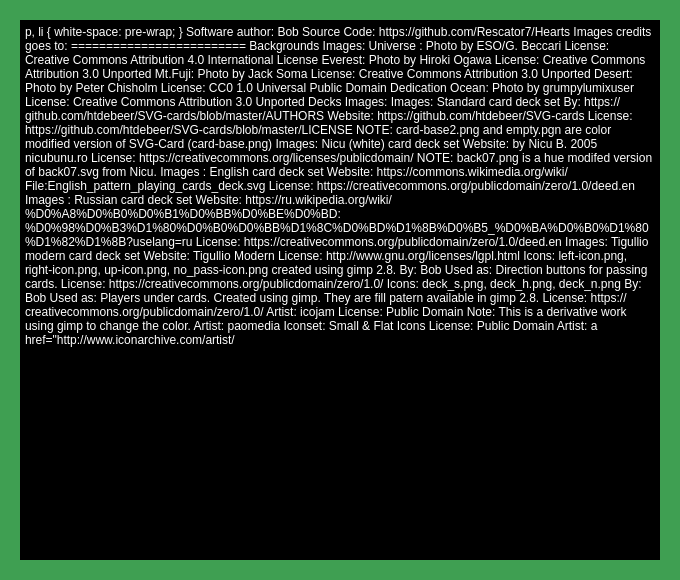
Rescator7/Hearts, file credits.ui: the form before one commit.
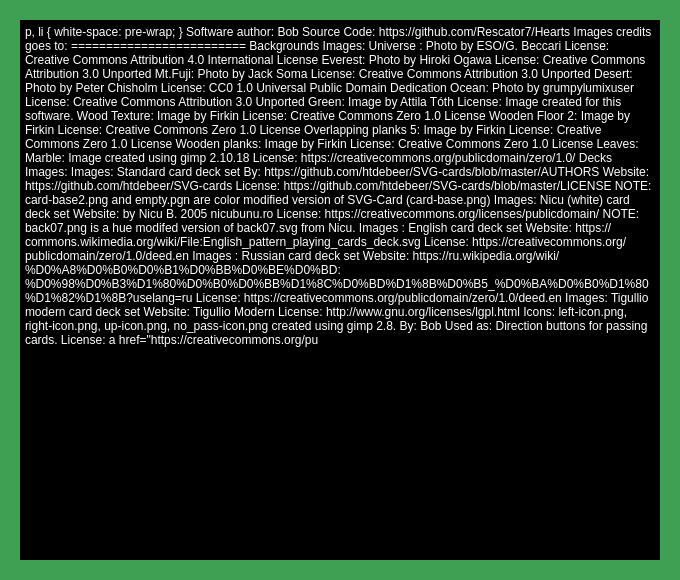
The form after the commit. Icons and pictures are not drawn.

```diff
--- a/credits.ui
+++ b/credits.ui
@@ -166,6 +166,15 @@
        </color>
       </brush>
      </colorrole>
+     <colorrole role="PlaceholderText">
+      <brush brushstyle="NoBrush">
+       <color alpha="128">
+        <red>0</red>
+        <green>0</green>
+        <blue>0</blue>
+       </color>
+      </brush>
+     </colorrole>
     </active>
     <inactive>
      <colorrole role="WindowText">
@@ -303,6 +312,15 @@
        </color>
       </brush>
      </colorrole>
+     <colorrole role="PlaceholderText">
+      <brush brushstyle="NoBrush">
+       <color alpha="128">
+        <red>0</red>
+        <green>0</green>
+        <blue>0</blue>
+       </color>
+      </brush>
+     </colorrole>
     </inactive>
     <disabled>
      <colorrole role="WindowText">
@@ -440,6 +458,15 @@
        </color>
       </brush>
      </colorrole>
+     <colorrole role="PlaceholderText">
+      <brush brushstyle="NoBrush">
+       <color alpha="128">
+        <red>0</red>
+        <green>0</green>
+        <blue>0</blue>
+       </color>
+      </brush>
+     </colorrole>
     </disabled>
    </palette>
   </property>
@@ -623,6 +650,15 @@
         </color>
        </brush>
       </colorrole>
+      <colorrole role="PlaceholderText">
+       <brush brushstyle="NoBrush">
+        <color alpha="128">
+         <red>255</red>
+         <green>255</green>
+         <blue>255</blue>
+        </color>
+       </brush>
+      </colorrole>
      </active>
      <inactive>
       <colorrole role="WindowText">
@@ -769,6 +805,15 @@
         </color>
        </brush>
       </colorrole>
+      <colorrole role="PlaceholderText">
+       <brush brushstyle="NoBrush">
+        <color alpha="128">
+         <red>255</red>
+         <green>255</green>
+         <blue>255</blue>
+        </color>
+       </brush>
+      </colorrole>
      </inactive>
      <disabled>
       <colorrole role="WindowText">
@@ -915,6 +960,15 @@
         </color>
        </brush>
       </colorrole>
+      <colorrole role="PlaceholderText">
+       <brush brushstyle="NoBrush">
+        <color alpha="128">
+         <red>255</red>
+         <green>255</green>
+         <blue>255</blue>
+        </color>
+       </brush>
+      </colorrole>
      </disabled>
     </palette>
    </property>
@@ -950,6 +1004,25 @@
 &lt;p style=&quot; margin-top:0px; margin-bottom:0px; margin-left:0px; margin-right:0px; -qt-block-indent:0; text-indent:0px;&quot;&gt;&lt;span style=&quot; font-weight:600;&quot;&gt;Ocean: &lt;/span&gt;Photo by&lt;span style=&quot; font-weight:600;&quot;&gt; &lt;/span&gt;&lt;a href=&quot;https://commons.wikimedia.org/wiki/File:%22_Palm_%22_Beach._Port_Douglas._-_panoramio.jpg&quot;&gt;&lt;span style=&quot; text-decoration: underline; color:#5555ff;&quot;&gt;grumpylumixuser&lt;/span&gt;&lt;/a&gt;&lt;/p&gt;
 &lt;p style=&quot; margin-top:0px; margin-bottom:0px; margin-left:0px; margin-right:0px; -qt-block-indent:0; text-indent:0px;&quot;&gt;License: &lt;a href=&quot;https://creativecommons.org/licenses/by/3.0/deed.en&quot;&gt;&lt;span style=&quot; text-decoration: underline; color:#5555ff;&quot;&gt;Creative Commons Attribution 3.0 Unported&lt;/span&gt;&lt;/a&gt;&lt;/p&gt;
 &lt;p style=&quot;-qt-paragraph-type:empty; margin-top:0px; margin-bottom:0px; margin-left:0px; margin-right:0px; -qt-block-indent:0; text-indent:0px;&quot;&gt;&lt;br /&gt;&lt;/p&gt;
+&lt;p style=&quot; margin-top:0px; margin-bottom:0px; margin-left:0px; margin-right:0px; -qt-block-indent:0; text-indent:0px;&quot;&gt;&lt;span style=&quot; font-weight:600;&quot;&gt;Green: &lt;/span&gt;Image by &lt;a href=&quot;https://github.com/Rescator7/Hearts/issues/4&quot;&gt;&lt;span style=&quot; text-decoration: underline; color:#5555ff;&quot;&gt;Attila Tóth&lt;/span&gt;&lt;/a&gt;&lt;/p&gt;
+&lt;p style=&quot; margin-top:0px; margin-bottom:0px; margin-left:0px; margin-right:0px; -qt-block-indent:0; text-indent:0px;&quot;&gt;License:  Image created for this software.&lt;/p&gt;
+&lt;p style=&quot;-qt-paragraph-type:empty; margin-top:0px; margin-bottom:0px; margin-left:0px; margin-right:0px; -qt-block-indent:0; text-indent:0px;&quot;&gt;&lt;br /&gt;&lt;/p&gt;
+&lt;p style=&quot; margin-top:0px; margin-bottom:0px; margin-left:0px; margin-right:0px; -qt-block-indent:0; text-indent:0px;&quot;&gt;&lt;span style=&quot; font-weight:600;&quot;&gt;Wood Texture: &lt;/span&gt;Image by &lt;a href=&quot;https://openclipart.org/detail/299936/wood-texture&quot;&gt;&lt;span style=&quot; text-decoration: underline; color:#5555ff;&quot;&gt;Firkin&lt;/span&gt;&lt;/a&gt;&lt;/p&gt;
+&lt;p style=&quot; margin-top:0px; margin-bottom:0px; margin-left:0px; margin-right:0px; -qt-block-indent:0; text-indent:0px;&quot;&gt;License: &lt;a href=&quot;https://creativecommons.org/publicdomain/zero/1.0/&quot;&gt;&lt;span style=&quot; text-decoration: underline; color:#5555ff;&quot;&gt;Creative Commons Zero 1.0 License&lt;/span&gt;&lt;/a&gt;&lt;/p&gt;
+&lt;p style=&quot;-qt-paragraph-type:empty; margin-top:0px; margin-bottom:0px; margin-left:0px; margin-right:0px; -qt-block-indent:0; text-indent:0px;&quot;&gt;&lt;br /&gt;&lt;/p&gt;
+&lt;p style=&quot; margin-top:0px; margin-bottom:0px; margin-left:0px; margin-right:0px; -qt-block-indent:0; text-indent:0px;&quot;&gt;&lt;span style=&quot; font-weight:600;&quot;&gt;Wooden Floor 2:&lt;/span&gt; Image by &lt;a href=&quot;https://openclipart.org/detail/267070/wooden-floor-2&quot;&gt;&lt;span style=&quot; text-decoration: underline; color:#5555ff;&quot;&gt;Firkin&lt;/span&gt;&lt;/a&gt;&lt;/p&gt;
+&lt;p style=&quot; margin-top:0px; margin-bottom:0px; margin-left:0px; margin-right:0px; -qt-block-indent:0; text-indent:0px;&quot;&gt;License: &lt;a href=&quot;https://creativecommons.org/publicdomain/zero/1.0/&quot;&gt;&lt;span style=&quot; text-decoration: underline; color:#5555ff;&quot;&gt;Creative Commons Zero 1.0 License&lt;/span&gt;&lt;/a&gt;&lt;/p&gt;
+&lt;p style=&quot;-qt-paragraph-type:empty; margin-top:0px; margin-bottom:0px; margin-left:0px; margin-right:0px; -qt-block-indent:0; text-indent:0px;&quot;&gt;&lt;br /&gt;&lt;/p&gt;
+&lt;p style=&quot; margin-top:0px; margin-bottom:0px; margin-left:0px; margin-right:0px; -qt-block-indent:0; text-indent:0px;&quot;&gt;&lt;span style=&quot; font-weight:600;&quot;&gt;Overlapping planks 5: &lt;/span&gt;Image by &lt;a href=&quot;https://openclipart.org/detail/269799/overlapping-planks-5&quot;&gt;&lt;span style=&quot; text-decoration: underline; color:#5555ff;&quot;&gt;Firkin&lt;/span&gt;&lt;/a&gt;&lt;/p&gt;
+&lt;p style=&quot; margin-top:0px; margin-bottom:0px; margin-left:0px; margin-right:0px; -qt-block-indent:0; text-indent:0px;&quot;&gt;License: &lt;a href=&quot;https://creativecommons.org/publicdomain/zero/1.0/&quot;&gt;&lt;span style=&quot; text-decoration: underline; color:#5555ff;&quot;&gt;Creative Commons Zero 1.0 License&lt;/span&gt;&lt;/a&gt;&lt;/p&gt;
+&lt;p style=&quot;-qt-paragraph-type:empty; margin-top:0px; margin-bottom:0px; margin-left:0px; margin-right:0px; -qt-block-indent:0; text-indent:0px; font-weight:600;&quot;&gt;&lt;br /&gt;&lt;/p&gt;
+&lt;p style=&quot; margin-top:0px; margin-bottom:0px; margin-left:0px; margin-right:0px; -qt-block-indent:0; text-indent:0px;&quot;&gt;&lt;span style=&quot; font-weight:600;&quot;&gt;Wooden planks: &lt;/span&gt;Image by &lt;a href=&quot;https://openclipart.org/detail/269803/wooden-planks&quot;&gt;&lt;span style=&quot; text-decoration: underline; color:#5555ff;&quot;&gt;Firkin&lt;/span&gt;&lt;/a&gt;&lt;/p&gt;
+&lt;p style=&quot; margin-top:0px; margin-bottom:0px; margin-left:0px; margin-right:0px; -qt-block-indent:0; text-indent:0px;&quot;&gt;License: &lt;a href=&quot;https://creativecommons.org/publicdomain/zero/1.0/&quot;&gt;&lt;span style=&quot; text-decoration: underline; color:#5555ff;&quot;&gt;Creative Commons Zero 1.0 License&lt;/span&gt;&lt;/a&gt;&lt;/p&gt;
+&lt;p style=&quot;-qt-paragraph-type:empty; margin-top:0px; margin-bottom:0px; margin-left:0px; margin-right:0px; -qt-block-indent:0; text-indent:0px; text-decoration: underline; color:#5555ff;&quot;&gt;&lt;br /&gt;&lt;/p&gt;
+&lt;p style=&quot; margin-top:0px; margin-bottom:0px; margin-left:0px; margin-right:0px; -qt-block-indent:0; text-indent:0px;&quot;&gt;&lt;span style=&quot; font-weight:600;&quot;&gt;Leaves:&lt;/span&gt;&lt;/p&gt;
+&lt;p style=&quot; margin-top:0px; margin-bottom:0px; margin-left:0px; margin-right:0px; -qt-block-indent:0; text-indent:0px;&quot;&gt;&lt;span style=&quot; font-weight:600;&quot;&gt;Marble: &lt;/span&gt;Image created using gimp 2.10.18&lt;/p&gt;
+&lt;p style=&quot; margin-top:0px; margin-bottom:0px; margin-left:0px; margin-right:0px; -qt-block-indent:0; text-indent:0px;&quot;&gt;License: &lt;a href=&quot;https://creativecommons.org/publicdomain/zero/1.0/&quot;&gt;&lt;span style=&quot; text-decoration: underline; color:#5555ff;&quot;&gt;https://creativecommons.org/publicdomain/zero/1.0/&lt;/span&gt;&lt;/a&gt;&lt;/p&gt;
+&lt;p style=&quot;-qt-paragraph-type:empty; margin-top:0px; margin-bottom:0px; margin-left:0px; margin-right:0px; -qt-block-indent:0; text-indent:0px;&quot;&gt;&lt;br /&gt;&lt;/p&gt;
 &lt;p style=&quot;-qt-paragraph-type:empty; margin-top:0px; margin-bottom:0px; margin-left:0px; margin-right:0px; -qt-block-indent:0; text-indent:0px;&quot;&gt;&lt;br /&gt;&lt;/p&gt;
 &lt;p style=&quot; margin-top:0px; margin-bottom:0px; margin-left:0px; margin-right:0px; -qt-block-indent:0; text-indent:0px;&quot;&gt;&lt;span style=&quot; font-size:12pt; font-weight:600; text-decoration: underline;&quot;&gt;Decks Images:&lt;/span&gt;&lt;/p&gt;
 &lt;p style=&quot;-qt-paragraph-type:empty; margin-top:0px; margin-bottom:0px; margin-left:0px; margin-right:0px; -qt-block-indent:0; text-indent:0px; text-decoration: underline;&quot;&gt;&lt;br /&gt;&lt;/p&gt;
@@ -962,19 +1035,23 @@
 &lt;p style=&quot; margin-top:0px; margin-bottom:0px; margin-left:0px; margin-right:0px; -qt-block-indent:0; text-indent:0px;&quot;&gt;License: &lt;a href=&quot;https://github.com/htdebeer/SVG-cards/blob/master/LICENSE&quot;&gt;&lt;span style=&quot; text-decoration: underline; color:#5555ff;&quot;&gt;https://github.com/htdebeer/SVG-cards/blob/master/LICENSE&lt;/span&gt;&lt;/a&gt;&lt;/p&gt;
 &lt;p style=&quot; margin-top:0px; margin-bottom:0px; margin-left:0px; margin-right:0px; -qt-block-indent:0; text-indent:0px;&quot;&gt;NOTE: card-base2.png and empty.pgn are color modified version of SVG-Card (card-base.png)&lt;/p&gt;
 &lt;p style=&quot;-qt-paragraph-type:empty; margin-top:0px; margin-bottom:0px; margin-left:0px; margin-right:0px; -qt-block-indent:0; text-indent:0px;&quot;&gt;&lt;br /&gt;&lt;/p&gt;
+&lt;p style=&quot;-qt-paragraph-type:empty; margin-top:0px; margin-bottom:0px; margin-left:0px; margin-right:0px; -qt-block-indent:0; text-indent:0px;&quot;&gt;&lt;br /&gt;&lt;/p&gt;
 &lt;p style=&quot; margin-top:0px; margin-bottom:0px; margin-left:0px; margin-right:0px; -qt-block-indent:0; text-indent:0px;&quot;&gt;&lt;span style=&quot; text-decoration: underline;&quot;&gt;Images:&lt;/span&gt; Nicu (white) card deck set&lt;/p&gt;
 &lt;p style=&quot; margin-top:0px; margin-bottom:0px; margin-left:0px; margin-right:0px; -qt-block-indent:0; text-indent:0px;&quot;&gt;Website: &lt;a href=&quot;http://nicubunu.ro/cards/&quot;&gt;&lt;span style=&quot; text-decoration: underline; color:#5555ff;&quot;&gt;by Nicu B. 2005 nicubunu.ro&lt;/span&gt;&lt;/a&gt;&lt;/p&gt;
 &lt;p style=&quot; margin-top:0px; margin-bottom:0px; margin-left:0px; margin-right:0px; -qt-block-indent:0; text-indent:0px;&quot;&gt;License: &lt;a href=&quot;https://creativecommons.org/licenses/publicdomain/&quot;&gt;&lt;span style=&quot; text-decoration: underline; color:#5555ff;&quot;&gt;https://creativecommons.org/licenses/publicdomain/&lt;/span&gt;&lt;/a&gt;&lt;/p&gt;
 &lt;p style=&quot; margin-top:0px; margin-bottom:0px; margin-left:0px; margin-right:0px; -qt-block-indent:0; text-indent:0px;&quot;&gt;NOTE: back07.png is a hue modifed version of back07.svg from Nicu.&lt;/p&gt;
 &lt;p style=&quot;-qt-paragraph-type:empty; margin-top:0px; margin-bottom:0px; margin-left:0px; margin-right:0px; -qt-block-indent:0; text-indent:0px;&quot;&gt;&lt;br /&gt;&lt;/p&gt;
+&lt;p style=&quot;-qt-paragraph-type:empty; margin-top:0px; margin-bottom:0px; margin-left:0px; margin-right:0px; -qt-block-indent:0; text-indent:0px;&quot;&gt;&lt;br /&gt;&lt;/p&gt;
 &lt;p style=&quot; margin-top:0px; margin-bottom:0px; margin-left:0px; margin-right:0px; -qt-block-indent:0; text-indent:0px;&quot;&gt;&lt;span style=&quot; text-decoration: underline;&quot;&gt;Images&lt;/span&gt;: English card deck set&lt;/p&gt;
 &lt;p style=&quot; margin-top:0px; margin-bottom:0px; margin-left:0px; margin-right:0px; -qt-block-indent:0; text-indent:0px;&quot;&gt;Website: &lt;a href=&quot;https://commons.wikimedia.org/wiki/File:English_pattern_playing_cards_deck.svg&quot;&gt;&lt;span style=&quot; text-decoration: underline; color:#5555ff;&quot;&gt;https://commons.wikimedia.org/wiki/File:English_pattern_playing_cards_deck.svg&lt;/span&gt;&lt;/a&gt;&lt;/p&gt;
 &lt;p style=&quot; margin-top:0px; margin-bottom:0px; margin-left:0px; margin-right:0px; -qt-block-indent:0; text-indent:0px;&quot;&gt;License: &lt;a href=&quot;https://creativecommons.org/publicdomain/zero/1.0/deed.en&quot;&gt;&lt;span style=&quot; text-decoration: underline; color:#5555ff;&quot;&gt;https://creativecommons.org/publicdomain/zero/1.0/deed.en&lt;/span&gt;&lt;/a&gt;&lt;/p&gt;
 &lt;p style=&quot;-qt-paragraph-type:empty; margin-top:0px; margin-bottom:0px; margin-left:0px; margin-right:0px; -qt-block-indent:0; text-indent:0px; text-decoration: underline; color:#5555ff;&quot;&gt;&lt;br /&gt;&lt;/p&gt;
+&lt;p style=&quot;-qt-paragraph-type:empty; margin-top:0px; margin-bottom:0px; margin-left:0px; margin-right:0px; -qt-block-indent:0; text-indent:0px; text-decoration: underline; color:#5555ff;&quot;&gt;&lt;br /&gt;&lt;/p&gt;
 &lt;p style=&quot; margin-top:0px; margin-bottom:0px; margin-left:0px; margin-right:0px; -qt-block-indent:0; text-indent:0px;&quot;&gt;&lt;span style=&quot; text-decoration: underline;&quot;&gt;Images&lt;/span&gt;: Russian card deck set&lt;/p&gt;
 &lt;p style=&quot; margin-top:0px; margin-bottom:0px; margin-left:0px; margin-right:0px; -qt-block-indent:0; text-indent:0px;&quot;&gt;Website: &lt;a href=&quot;https://ru.wikipedia.org/wiki/%D0%A8%D0%B0%D0%B1%D0%BB%D0%BE%D0%BD:%D0%98%D0%B3%D1%80%D0%B0%D0%BB%D1%8C%D0%BD%D1%8B%D0%B5_%D0%BA%D0%B0%D1%80%D1%82%D1%8B?uselang=ru&quot;&gt;&lt;span style=&quot; text-decoration: underline; color:#5555ff;&quot;&gt;https://ru.wikipedia.org/wiki/%D0%A8%D0%B0%D0%B1%D0%BB%D0%BE%D0%BD:%D0%98%D0%B3%D1%80%D0%B0%D0%BB%D1%8C%D0%BD%D1%8B%D0%B5_%D0%BA%D0%B0%D1%80%D1%82%D1%8B?uselang=ru&lt;/span&gt;&lt;/a&gt;&lt;/p&gt;
 &lt;p style=&quot; margin-top:0px; margin-bottom:0px; margin-left:0px; margin-right:0px; -qt-block-indent:0; text-indent:0px;&quot;&gt;License: &lt;a href=&quot;https://creativecommons.org/publicdomain/zero/1.0/deed.en&quot;&gt;&lt;span style=&quot; text-decoration: underline; color:#5555ff;&quot;&gt;https://creativecommons.org/publicdomain/zero/1.0/deed.en&lt;/span&gt;&lt;/a&gt;&lt;/p&gt;
 &lt;p style=&quot;-qt-paragraph-type:empty; margin-top:0px; margin-bottom:0px; margin-left:0px; margin-right:0px; -qt-block-indent:0; text-indent:0px;&quot;&gt;&lt;br /&gt;&lt;/p&gt;
+&lt;p style=&quot;-qt-paragraph-type:empty; margin-top:0px; margin-bottom:0px; margin-left:0px; margin-right:0px; -qt-block-indent:0; text-indent:0px;&quot;&gt;&lt;br /&gt;&lt;/p&gt;
 &lt;p style=&quot; margin-top:0px; margin-bottom:0px; margin-left:0px; margin-right:0px; -qt-block-indent:0; text-indent:0px;&quot;&gt;&lt;span style=&quot; text-decoration: underline;&quot;&gt;Images: &lt;/span&gt;Tigullio modern card deck set&lt;/p&gt;
 &lt;p style=&quot; margin-top:0px; margin-bottom:0px; margin-left:0px; margin-right:0px; -qt-block-indent:0; text-indent:0px;&quot;&gt;Website: &lt;a href=&quot;https://www.opendesktop.org/p/1112687/&quot;&gt;&lt;span style=&quot; text-decoration: underline; color:#5555ff;&quot;&gt;Tigullio Modern &lt;/span&gt;&lt;/a&gt;&lt;/p&gt;
 &lt;p style=&quot; margin-top:0px; margin-bottom:0px; margin-left:0px; margin-right:0px; -qt-block-indent:0; text-indent:0px;&quot;&gt;License: &lt;a href=&quot;http://www.gnu.org/licenses/lgpl.html
@@ -983,20 +1060,23 @@
 &lt;p style=&quot;-qt-paragraph-type:empty; margin-top:0px; margin-bottom:0px; margin-left:0px; margin-right:0px; -qt-block-indent:0; text-indent:0px; text-decoration: underline;&quot;&gt;&lt;br /&gt;&lt;/p&gt;
 &lt;p style=&quot; margin-top:0px; margin-bottom:0px; margin-left:0px; margin-right:0px; -qt-block-indent:0; text-indent:0px;&quot;&gt;&lt;span style=&quot; text-decoration: underline;&quot;&gt;Icons: left-icon.png, right-icon.png, up-icon.png, no_pass-icon.png&lt;/span&gt;&lt;/p&gt;
 &lt;p style=&quot;-qt-paragraph-type:empty; margin-top:0px; margin-bottom:0px; margin-left:0px; margin-right:0px; -qt-block-indent:0; text-indent:0px; text-decoration: underline;&quot;&gt;&lt;br /&gt;&lt;/p&gt;
-&lt;p style=&quot;-qt-paragraph-type:empty; margin-top:0px; margin-bottom:0px; margin-left:0px; margin-right:0px; -qt-block-indent:0; text-indent:0px;&quot;&gt;&lt;br /&gt;&lt;/p&gt;
 &lt;p style=&quot; margin-top:0px; margin-bottom:0px; margin-left:0px; margin-right:0px; -qt-block-indent:0; text-indent:0px;&quot;&gt;&lt;img src=&quot;:/icons/left-icon.png&quot; /&gt;&lt;img src=&quot;:/icons/right-icon.png&quot; /&gt;&lt;img src=&quot;:/icons/up-icon.png&quot; /&gt;&lt;img src=&quot;:/icons/no_pass-icon.png&quot; /&gt; created using gimp 2.8.&lt;/p&gt;
+&lt;p style=&quot;-qt-paragraph-type:empty; margin-top:0px; margin-bottom:0px; margin-left:0px; margin-right:0px; -qt-block-indent:0; text-indent:0px;&quot;&gt;&lt;br /&gt;&lt;/p&gt;
 &lt;p style=&quot; margin-top:0px; margin-bottom:0px; margin-left:0px; margin-right:0px; -qt-block-indent:0; text-indent:0px;&quot;&gt;By: Bob &amp;lt;castillo7@hotmail.com&amp;gt;&lt;/p&gt;
 &lt;p style=&quot; margin-top:0px; margin-bottom:0px; margin-left:0px; margin-right:0px; -qt-block-indent:0; text-indent:0px;&quot;&gt;Used as: Direction buttons for passing cards.&lt;/p&gt;
 &lt;p style=&quot; margin-top:0px; margin-bottom:0px; margin-left:0px; margin-right:0px; -qt-block-indent:0; text-indent:0px;&quot;&gt;License: &lt;a href=&quot;https://creativecommons.org/publicdomain/zero/1.0/&quot;&gt;&lt;span style=&quot; text-decoration: underline; color:#5555ff;&quot;&gt;https://creativecommons.org/publicdomain/zero/1.0/&lt;/span&gt;&lt;/a&gt;&lt;/p&gt;
+&lt;p style=&quot;-qt-paragraph-type:empty; margin-top:0px; margin-bottom:0px; margin-left:0px; margin-right:0px; -qt-block-indent:0; text-indent:0px;&quot;&gt;&lt;br /&gt;&lt;/p&gt;
 &lt;p style=&quot; margin-top:0px; margin-bottom:0px; margin-left:0px; margin-right:0px; -qt-block-indent:0; text-indent:0px;&quot;&gt; &lt;/p&gt;
 &lt;p style=&quot; margin-top:0px; margin-bottom:0px; margin-left:0px; margin-right:0px; -qt-block-indent:0; text-indent:0px;&quot;&gt;Icons: deck_s.png, deck_h.png, deck_n.png&lt;/p&gt;
 &lt;p style=&quot; margin-top:0px; margin-bottom:0px; margin-left:0px; margin-right:0px; -qt-block-indent:0; text-indent:0px;&quot;&gt;&lt;img src=&quot;:/icons/deck_n.png&quot; /&gt;&lt;/p&gt;
+&lt;p style=&quot;-qt-paragraph-type:empty; margin-top:0px; margin-bottom:0px; margin-left:0px; margin-right:0px; -qt-block-indent:0; text-indent:0px;&quot;&gt;&lt;br /&gt;&lt;/p&gt;
 &lt;p style=&quot; margin-top:0px; margin-bottom:0px; margin-left:0px; margin-right:0px; -qt-block-indent:0; text-indent:0px;&quot;&gt;By: Bob &amp;lt;castillo7@hotmail.com&amp;gt;&lt;/p&gt;
 &lt;p style=&quot; margin-top:0px; margin-bottom:0px; margin-left:0px; margin-right:0px; -qt-block-indent:0; text-indent:0px;&quot;&gt;Used as: Players under cards.&lt;/p&gt;
 &lt;p style=&quot; margin-top:0px; margin-bottom:0px; margin-left:0px; margin-right:0px; -qt-block-indent:0; text-indent:0px;&quot;&gt;Created using gimp. They are fill patern available in gimp 2.8.&lt;/p&gt;
 &lt;p style=&quot; margin-top:0px; margin-bottom:0px; margin-left:0px; margin-right:0px; -qt-block-indent:0; text-indent:0px;&quot;&gt;License: &lt;a href=&quot;https://creativecommons.org/publicdomain/zero/1.0/&quot;&gt;&lt;span style=&quot; text-decoration: underline; color:#5555ff;&quot;&gt;https://creativecommons.org/publicdomain/zero/1.0/&lt;/span&gt;&lt;/a&gt;&lt;/p&gt;
 &lt;p style=&quot;-qt-paragraph-type:empty; margin-top:0px; margin-bottom:0px; margin-left:0px; margin-right:0px; -qt-block-indent:0; text-indent:0px;&quot;&gt;&lt;br /&gt;&lt;/p&gt;
-&lt;p style=&quot; margin-top:0px; margin-bottom:0px; margin-left:0px; margin-right:0px; -qt-block-indent:0; text-indent:0px;&quot;&gt;&lt;img src=&quot;:/icons/heart.png&quot; /&gt;&lt;/p&gt;
+&lt;p style=&quot;-qt-paragraph-type:empty; margin-top:0px; margin-bottom:0px; margin-left:0px; margin-right:0px; -qt-block-indent:0; text-indent:0px;&quot;&gt;&lt;br /&gt;&lt;/p&gt;
+&lt;p style=&quot; margin-top:0px; margin-bottom:0px; margin-left:0px; margin-right:0px; -qt-block-indent:0; text-indent:0px;&quot;&gt;&lt;img src=&quot;:/icons/heart.png&quot; /&gt;&lt;img src=&quot;:/icons/heart-grey.png&quot; /&gt;&lt;/p&gt;
 &lt;p style=&quot; margin-top:0px; margin-bottom:0px; margin-left:0px; margin-right:0px; -qt-block-indent:0; text-indent:0px;&quot;&gt;&lt;span style=&quot; font-weight:600;&quot;&gt;Artist: &lt;/span&gt; &lt;a href=&quot;https://www.iconarchive.com/artist/icojam.html&quot;&gt;&lt;span style=&quot; text-decoration: underline; color:#5555ff;&quot;&gt;icojam&lt;/span&gt;&lt;/a&gt;&lt;/p&gt;
 &lt;p style=&quot; margin-top:0px; margin-bottom:0px; margin-left:0px; margin-right:0px; -qt-block-indent:0; text-indent:0px;&quot;&gt;&lt;span style=&quot; font-weight:600;&quot;&gt;License: &lt;/span&gt;&lt;a href=&quot;https://www.iconarchive.com/show/blue-bits-icons-by-icojam/love-heart-icon.html&quot;&gt;&lt;span style=&quot; text-decoration: underline; color:#5555ff;&quot;&gt;Public Domain&lt;/span&gt;&lt;/a&gt;&lt;/p&gt;
 &lt;p style=&quot; margin-top:0px; margin-bottom:0px; margin-left:0px; margin-right:0px; -qt-block-indent:0; text-indent:0px;&quot;&gt;&lt;span style=&quot; font-weight:600;&quot;&gt;Note: &lt;/span&gt;This is a&lt;span style=&quot; font-weight:600;&quot;&gt; &lt;/span&gt;derivative work using gimp to change the color.&lt;/p&gt;
@@ -1021,9 +1101,25 @@
 &lt;p style=&quot;-qt-paragraph-type:empty; margin-top:0px; margin-bottom:0px; margin-left:0px; margin-right:0px; -qt-block-indent:0; text-indent:0px;&quot;&gt;&lt;br /&gt;&lt;/p&gt;
 &lt;p style=&quot; margin-top:0px; margin-bottom:0px; margin-left:0px; margin-right:0px; -qt-block-indent:0; text-indent:0px;&quot;&gt;&lt;span style=&quot; font-weight:600;&quot;&gt;Artist:&lt;/span&gt; &lt;a href=&quot;http://www.iconarchive.com/artist/fatcow.html&quot;&gt;&lt;span style=&quot; text-decoration: underline; color:#5555ff;&quot;&gt;Fatcow Web Hosting&lt;/span&gt;&lt;/a&gt;&lt;/p&gt;
 &lt;p style=&quot; margin-top:0px; margin-bottom:0px; margin-left:0px; margin-right:0px; -qt-block-indent:0; text-indent:0px;&quot;&gt;&lt;span style=&quot; font-weight:600;&quot;&gt;License:&lt;/span&gt; &lt;a href=&quot;http://creativecommons.org/licenses/by/4.0/&quot;&gt;&lt;span style=&quot; text-decoration: underline; color:#5555ff;&quot;&gt;CC Attribution 4.0&lt;/span&gt;&lt;/a&gt;&lt;/p&gt;
+&lt;p style=&quot;-qt-paragraph-type:empty; margin-top:0px; margin-bottom:0px; margin-left:0px; margin-right:0px; -qt-block-indent:0; text-indent:0px; text-decoration: underline; color:#5555ff;&quot;&gt;&lt;br /&gt;&lt;/p&gt;
 &lt;p style=&quot;-qt-paragraph-type:empty; margin-top:0px; margin-bottom:0px; margin-left:0px; margin-right:0px; -qt-block-indent:0; text-indent:0px;&quot;&gt;&lt;br /&gt;&lt;/p&gt;
+&lt;p style=&quot; margin-top:0px; margin-bottom:0px; margin-left:0px; margin-right:0px; -qt-block-indent:0; text-indent:0px;&quot;&gt;&lt;img src=&quot;:/icons/persongeneric.svg&quot; width=&quot;90&quot; height=&quot;90&quot; /&gt;&lt;/p&gt;
 &lt;p style=&quot;-qt-paragraph-type:empty; margin-top:0px; margin-bottom:0px; margin-left:0px; margin-right:0px; -qt-block-indent:0; text-indent:0px;&quot;&gt;&lt;br /&gt;&lt;/p&gt;
+&lt;p style=&quot; margin-top:0px; margin-bottom:0px; margin-left:0px; margin-right:0px; -qt-block-indent:0; text-indent:0px;&quot;&gt;&lt;span style=&quot; font-weight:600;&quot;&gt;Artist:&lt;/span&gt; &lt;a href=&quot;https://openclipart.org/detail/275133/person-generic&quot;&gt;&lt;span style=&quot; text-decoration: underline; color:#5555ff;&quot;&gt;Cheeseness&lt;/span&gt;&lt;/a&gt;&lt;/p&gt;
+&lt;p style=&quot; margin-top:0px; margin-bottom:0px; margin-left:0px; margin-right:0px; -qt-block-indent:0; text-indent:0px;&quot;&gt;License: &lt;a href=&quot;https://creativecommons.org/publicdomain/zero/1.0/&quot;&gt;&lt;span style=&quot; text-decoration: underline; color:#5555ff;&quot;&gt;Creative Commons Zero 1.0 License&lt;/span&gt;&lt;/a&gt;&lt;/p&gt;
+&lt;p style=&quot;-qt-paragraph-type:empty; margin-top:0px; margin-bottom:0px; margin-left:0px; margin-right:0px; -qt-block-indent:0; text-indent:0px; text-decoration: underline; color:#5555ff;&quot;&gt;&lt;br /&gt;&lt;/p&gt;
+&lt;p style=&quot;-qt-paragraph-type:empty; margin-top:0px; margin-bottom:0px; margin-left:0px; margin-right:0px; -qt-block-indent:0; text-indent:0px; text-decoration: underline; color:#5555ff;&quot;&gt;&lt;br /&gt;&lt;/p&gt;
+&lt;p style=&quot; margin-top:0px; margin-bottom:0px; margin-left:0px; margin-right:0px; -qt-block-indent:0; text-indent:0px;&quot;&gt;&lt;img src=&quot;:/icons/computer-icon.png&quot; /&gt;&lt;/p&gt;
+&lt;p style=&quot; margin-top:0px; margin-bottom:0px; margin-left:0px; margin-right:0px; -qt-block-indent:0; text-indent:0px;&quot;&gt;Artist: &lt;a href=&quot;https://openclipart.org/detail/89275/computer-icon&quot;&gt;&lt;span style=&quot; text-decoration: underline; color:#5555ff;&quot;&gt;kuba&lt;/span&gt;&lt;/a&gt;&lt;/p&gt;
+&lt;p style=&quot; margin-top:0px; margin-bottom:0px; margin-left:0px; margin-right:0px; -qt-block-indent:0; text-indent:0px;&quot;&gt;License: &lt;a href=&quot;https://creativecommons.org/publicdomain/zero/1.0/&quot;&gt;&lt;span style=&quot; text-decoration: underline; color:#5555ff;&quot;&gt;Creative Commons Zero 1.0 License&lt;/span&gt;&lt;/a&gt;&lt;/p&gt;
 &lt;p style=&quot;-qt-paragraph-type:empty; margin-top:0px; margin-bottom:0px; margin-left:0px; margin-right:0px; -qt-block-indent:0; text-indent:0px;&quot;&gt;&lt;br /&gt;&lt;/p&gt;
+&lt;p style=&quot;-qt-paragraph-type:empty; margin-top:0px; margin-bottom:0px; margin-left:0px; margin-right:0px; -qt-block-indent:0; text-indent:0px;&quot;&gt;&lt;br /&gt;&lt;/p&gt;
+&lt;p style=&quot; margin-top:0px; margin-bottom:0px; margin-left:0px; margin-right:0px; -qt-block-indent:0; text-indent:0px;&quot;&gt;&lt;img src=&quot;:/icons/Spades-Symbol-by-Merlin2525.svg&quot; width=&quot;70&quot; height=&quot;70&quot; /&gt;&lt;img src=&quot;:/icons/Hearts-Symbol-by-Merlin2525.svg&quot; width=&quot;70&quot; height=&quot;70&quot; /&gt;&lt;img src=&quot;:/icons/Clubs-Symbol-by-Merlin2525.svg&quot; width=&quot;70&quot; height=&quot;70&quot; /&gt;&lt;img src=&quot;:/icons/Diamonds-Symbol-by-Merlin2525.svg&quot; width=&quot;70&quot; height=&quot;70&quot; /&gt;&lt;/p&gt;
+&lt;p style=&quot;-qt-paragraph-type:empty; margin-top:0px; margin-bottom:0px; margin-left:0px; margin-right:0px; -qt-block-indent:0; text-indent:0px;&quot;&gt;&lt;br /&gt;&lt;/p&gt;
+&lt;p style=&quot; margin-top:0px; margin-bottom:0px; margin-left:0px; margin-right:0px; -qt-block-indent:0; text-indent:0px;&quot;&gt;Artist: &lt;a href=&quot;https://openclipart.org/detail/216901/hearts-symbol&quot;&gt;&lt;span style=&quot; text-decoration: underline; color:#5555ff;&quot;&gt;Merlin2525&lt;/span&gt;&lt;/a&gt;&lt;/p&gt;
+&lt;p style=&quot; margin-top:0px; margin-bottom:0px; margin-left:0px; margin-right:0px; -qt-block-indent:0; text-indent:0px;&quot;&gt;License: &lt;a href=&quot;https://creativecommons.org/publicdomain/zero/1.0/&quot;&gt;&lt;span style=&quot; text-decoration: underline; color:#5555ff;&quot;&gt;Creative Commons Zero 1.0 License&lt;/span&gt;&lt;/a&gt;&lt;/p&gt;
+&lt;p style=&quot;-qt-paragraph-type:empty; margin-top:0px; margin-bottom:0px; margin-left:0px; margin-right:0px; -qt-block-indent:0; text-indent:0px; text-decoration: underline; color:#5555ff;&quot;&gt;&lt;br /&gt;&lt;/p&gt;
+&lt;p style=&quot;-qt-paragraph-type:empty; margin-top:0px; margin-bottom:0px; margin-left:0px; margin-right:0px; -qt-block-indent:0; text-indent:0px; font-size:14pt; font-weight:600;&quot;&gt;&lt;br /&gt;&lt;/p&gt;
 &lt;p style=&quot; margin-top:0px; margin-bottom:0px; margin-left:0px; margin-right:0px; -qt-block-indent:0; text-indent:0px;&quot;&gt;&lt;span style=&quot; font-size:14pt; font-weight:600;&quot;&gt;Sounds credits goes to:&lt;/span&gt;&lt;/p&gt;
 &lt;p style=&quot; margin-top:0px; margin-bottom:0px; margin-left:0px; margin-right:0px; -qt-block-indent:0; text-indent:0px;&quot;&gt;=========================&lt;/p&gt;
 &lt;p style=&quot;-qt-paragraph-type:empty; margin-top:0px; margin-bottom:0px; margin-left:0px; margin-right:0px; -qt-block-indent:0; text-indent:0px;&quot;&gt;&lt;br /&gt;&lt;/p&gt;
```
